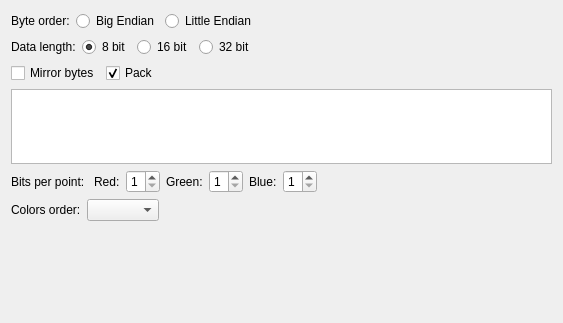
riuson/lcd-image-converter, file controls/widgetconvoptionscolor.ui: the form before one commit.
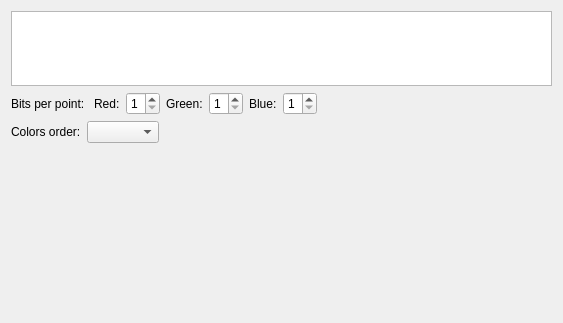
The form after the commit.

What changed in the file:
```diff
--- a/controls/widgetconvoptionscolor.ui
+++ b/controls/widgetconvoptionscolor.ui
@@ -14,129 +14,6 @@
    <string>Form</string>
   </property>
   <layout class="QVBoxLayout" name="verticalLayout">
-   <item>
-    <layout class="QHBoxLayout" name="horizontalLayout">
-     <item>
-      <widget class="QLabel" name="label">
-       <property name="text">
-        <string>Byte order:</string>
-       </property>
-      </widget>
-     </item>
-     <item>
-      <widget class="QRadioButton" name="radioButtonBigEndian">
-       <property name="text">
-        <string>Big Endian</string>
-       </property>
-       <property name="checked">
-        <bool>true</bool>
-       </property>
-      </widget>
-     </item>
-     <item>
-      <widget class="QRadioButton" name="radioButtonLittleEndian">
-       <property name="text">
-        <string>Little Endian</string>
-       </property>
-      </widget>
-     </item>
-     <item>
-      <spacer name="horizontalSpacer">
-       <property name="orientation">
-        <enum>Qt::Horizontal</enum>
-       </property>
-       <property name="sizeHint" stdset="0">
-        <size>
-         <width>40</width>
-         <height>20</height>
-        </size>
-       </property>
-      </spacer>
-     </item>
-    </layout>
-   </item>
-   <item>
-    <layout class="QHBoxLayout" name="horizontalLayout_3">
-     <item>
-      <widget class="QLabel" name="label_3">
-       <property name="text">
-        <string>Data length:</string>
-       </property>
-      </widget>
-     </item>
-     <item>
-      <widget class="QRadioButton" name="radioButtonData8">
-       <property name="text">
-        <string>8 bit</string>
-       </property>
-       <property name="checked">
-        <bool>true</bool>
-       </property>
-      </widget>
-     </item>
-     <item>
-      <widget class="QRadioButton" name="radioButtonData16">
-       <property name="text">
-        <string>16 bit</string>
-       </property>
-      </widget>
-     </item>
-     <item>
-      <widget class="QRadioButton" name="radioButtonData32">
-       <property name="text">
-        <string>32 bit</string>
-       </property>
-      </widget>
-     </item>
-     <item>
-      <spacer name="horizontalSpacer_2">
-       <property name="orientation">
-        <enum>Qt::Horizontal</enum>
-       </property>
-       <property name="sizeHint" stdset="0">
-        <size>
-         <width>40</width>
-         <height>20</height>
-        </size>
-       </property>
-      </spacer>
-     </item>
-    </layout>
-   </item>
-   <item>
-    <layout class="QHBoxLayout" name="horizontalLayout_5">
-     <item>
-      <widget class="QCheckBox" name="checkBoxMirrorBits">
-       <property name="text">
-        <string>Mirror bytes</string>
-       </property>
-      </widget>
-     </item>
-     <item>
-      <widget class="QCheckBox" name="checkBoxPack">
-       <property name="text">
-        <string>Pack</string>
-       </property>
-       <property name="checked">
-        <bool>true</bool>
-       </property>
-      </widget>
-     </item>
-     <item>
-      <spacer name="horizontalSpacer_4">
-       <property name="orientation">
-        <enum>Qt::Horizontal</enum>
-       </property>
-       <property name="sizeHint" stdset="0">
-        <size>
-         <width>40</width>
-         <height>20</height>
-        </size>
-       </property>
-      </spacer>
-     </item>
-    </layout>
-   </item>
    <item>
     <widget class="QListWidget" name="listWidget">
      <property name="sizePolicy">
```
Left out of the diff: 112 changed lines with no effect on the pictures.
